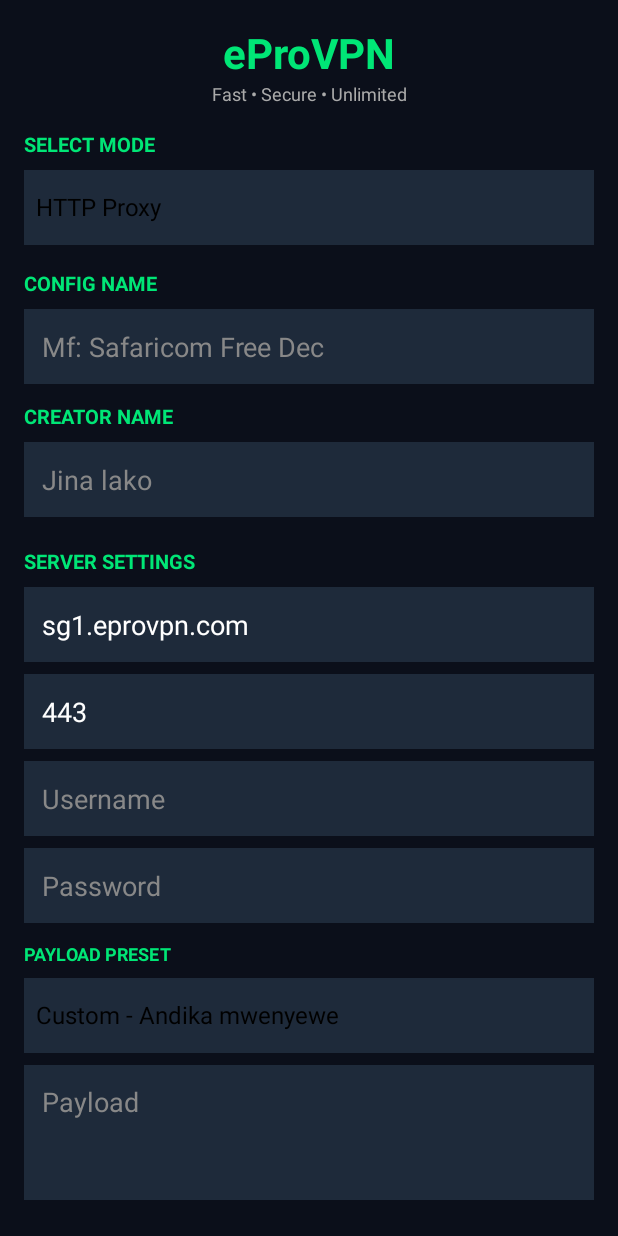
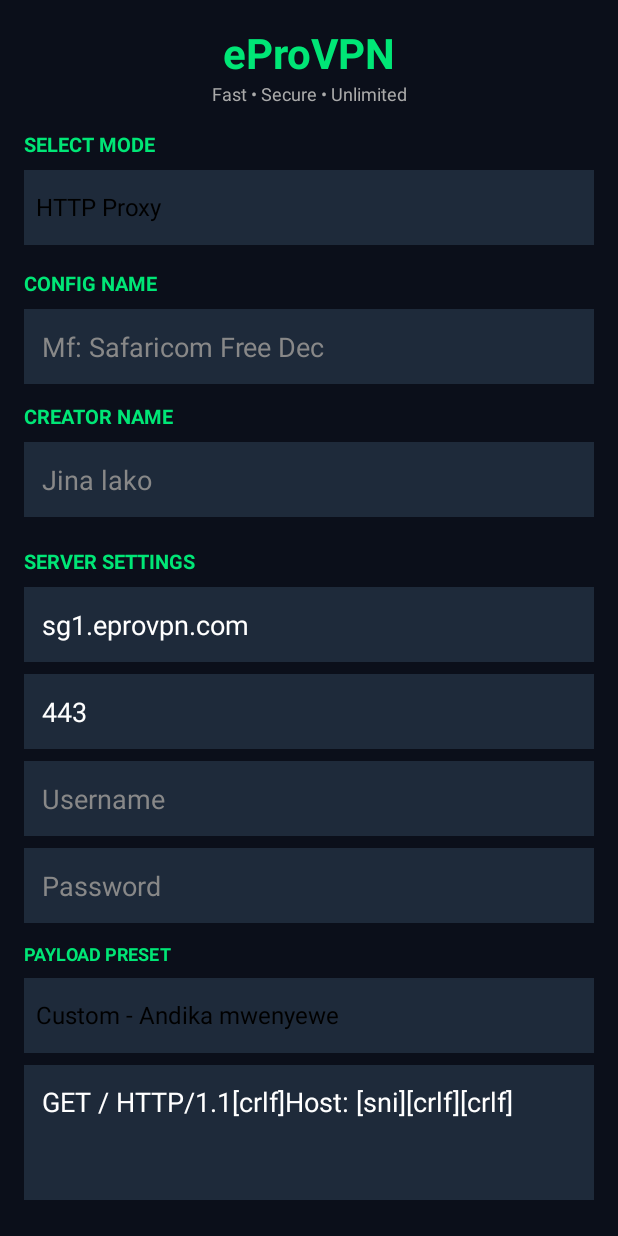
Before and after one commit to Getvinix/eProVPN, an Android app: the screen it shows after launch (MainActivity), on a phone screen of 412 x 824 dp. Run offline under Robolectric (Android 15) with nearby library versions, the phone set to English and light mode, and no system bars.

Commit message:
Update MainActivity.kt

```diff
--- a/app/src/main/java/com/epro/vpn/MainActivity.kt
+++ b/app/src/main/java/com/epro/vpn/MainActivity.kt
@@ -1,5 +1,6 @@
 package com.epro.vpn
 
+import android.content.Context
 import android.content.Intent
 import android.net.Uri
 import android.net.VpnService
@@ -9,6 +10,7 @@ import android.widget.*
 import androidx.activity.result.contract.ActivityResultContracts
 import androidx.appcompat.app.AppCompatActivity
 import androidx.core.content.ContextCompat
+import androidx.core.widget.addTextChangedListener
 import org.json.JSONObject
 
 class MainActivity : AppCompatActivity() {
@@ -48,12 +50,8 @@ class MainActivity : AppCompatActivity() {
     private val payloadValues = listOf("","GET / HTTP/1.1[crlf]Host: [sni][crlf][crlf]","GET / HTTP/1.1[crlf]Host: [sni][crlf]Connection: keep-alive[crlf][crlf]","CONNECT [host_port] HTTP/1.1[crlf]Host: [sni][crlf][crlf]","POST / HTTP/1.1[crlf]Host: [sni][crlf]Content-Length: 0[crlf][crlf]")
     private val ssMethods = listOf("aes-256-gcm","aes-128-gcm","chacha20-ietf-poly1305","aes-256-cfb","plain")
 
-    private val exportLauncher = registerForActivityResult(ActivityResultContracts.CreateDocument("application/json")) { uri ->
-        uri?.let { writeExportFile(it) }
-    }
-    private val importLauncher = registerForActivityResult(ActivityResultContracts.GetContent()) { uri ->
-        uri?.let { readImportFile(it) }
-    }
+    private val exportLauncher = registerForActivityResult(ActivityResultContracts.CreateDocument("application/json")) { uri -> uri?.let { writeExportFile(it) } }
+    private val importLauncher = registerForActivityResult(ActivityResultContracts.GetContent()) { uri -> uri?.let { readImportFile(it) } }
 
     override fun onCreate(savedInstanceState: Bundle?) {
         super.onCreate(savedInstanceState)
@@ -88,34 +86,86 @@ class MainActivity : AppCompatActivity() {
 
         spinnerMode.adapter = ArrayAdapter(this, android.R.layout.simple_spinner_dropdown_item, modes)
         spinnerMode.onItemSelectedListener = object : AdapterView.OnItemSelectedListener {
-            override fun onItemSelected(p: AdapterView<*>?, v: View?, pos: Int, id: Long) { setMode(modes[pos]) }
+            override fun onItemSelected(p: AdapterView<*>?, v: View?, pos: Int, id: Long) { setMode(modes[pos]); saveAll() }
             override fun onNothingSelected(p: AdapterView<*>?) {}
         }
-
         spinnerPayload.adapter = ArrayAdapter(this, android.R.layout.simple_spinner_dropdown_item, payloadPresets)
         spinnerPayload.onItemSelectedListener = object : AdapterView.OnItemSelectedListener {
-            override fun onItemSelected(p: AdapterView<*>?, v: View?, pos: Int, id: Long) {
-                if (pos > 0) etPayload.setText(payloadValues[pos])
-            }
+            override fun onItemSelected(p: AdapterView<*>?, v: View?, pos: Int, id: Long) { if (pos > 0) etPayload.setText(payloadValues[pos]) }
             override fun onNothingSelected(p: AdapterView<*>?) {}
         }
-
         spinnerSsMethod.adapter = ArrayAdapter(this, android.R.layout.simple_spinner_dropdown_item, ssMethods)
         spinnerSsMethod.onItemSelectedListener = object : AdapterView.OnItemSelectedListener {
             override fun onItemSelected(p: AdapterView<*>?, v: View?, pos: Int, id: Long) { etSsMethod.setText(ssMethods[pos]) }
             override fun onNothingSelected(p: AdapterView<*>?) {}
         }
 
-        findViewById<Button>(R.id.btnExport).setOnClickListener { exportConfig() }
+        findViewById<Button>(R.id.btnExport).setOnClickListener { saveAll(); exportConfig() }
         findViewById<Button>(R.id.btnImport).setOnClickListener { importLauncher.launch("*/*") }
+        btnConnect.setOnClickListener { if (!isConnected) startVpn() else stopVpn() }
 
-        btnConnect.setOnClickListener {
-            if (!isConnected) startVpn() else stopVpn()
+        // RESTORE - Rudisha details zilizohifadhiwa
+        loadAll()
+        // AUTO-SAVE - Kila ukiandika, inahifadhi
+        setupAutoSave()
+        log("eProVPN ready... Details zako zimerudishwa")
     }
 
-        setMode("HTTP Proxy")
-        log("eProVPN ready...")
+    // ===== SAVE / LOAD - Hii ndio inazuia kupotea =====
+    private fun saveAll() {
+        try {
+            val prefs = getSharedPreferences("epro_config", Context.MODE_PRIVATE)
+            prefs.edit().apply {
+                putString("name", etConfigName.text.toString())
+                putString("creator", etCreator.text.toString())
+                putString("notes", etNotes.text.toString())
+                putString("mode", selectedMode)
+                putString("server", etServer.text.toString())
+                putString("port", etPort.text.toString())
+                putString("username", etUsername.text.toString())
+                putString("password", etPassword.text.toString())
+                putString("payload", etPayload.text.toString())
+                putString("sni", etSni.text.toString())
+                putString("remoteProxy", etRemoteProxy.text.toString())
+                putString("remotePort", etRemotePort.text.toString())
+                putString("uuid", etUuid.text.toString())
+                putString("vlessLink", etVlessLink.text.toString())
+                putString("ssMethod", etSsMethod.text.toString())
+                apply()
             }
+        } catch (e: Exception) {}
+    }
+
+    private fun loadAll() {
+        try {
+            val prefs = getSharedPreferences("epro_config", Context.MODE_PRIVATE)
+            etConfigName.setText(prefs.getString("name", ""))
+            etCreator.setText(prefs.getString("creator", ""))
+            etNotes.setText(prefs.getString("notes", ""))
+            etServer.setText(prefs.getString("server", "sg1.eprovpn.com"))
+            etPort.setText(prefs.getString("port", "443"))
+            etUsername.setText(prefs.getString("username", ""))
+            etPassword.setText(prefs.getString("password", ""))
+            etPayload.setText(prefs.getString("payload", "GET / HTTP/1.1[crlf]Host: [sni][crlf][crlf]"))
+            etSni.setText(prefs.getString("sni", ""))
+            etRemoteProxy.setText(prefs.getString("remoteProxy", ""))
+            etRemotePort.setText(prefs.getString("remotePort", ""))
+            etUuid.setText(prefs.getString("uuid", ""))
+            etVlessLink.setText(prefs.getString("vlessLink", ""))
+            etSsMethod.setText(prefs.getString("ssMethod", "aes-256-gcm"))
+            val mode = prefs.getString("mode", "HTTP Proxy") ?: "HTTP Proxy"
+            val idx = modes.indexOf(mode)
+            if (idx >= 0) spinnerMode.setSelection(idx)
+            setMode(mode)
+        } catch (e: Exception) { setMode("HTTP Proxy") }
+    }
+
+    private fun setupAutoSave() {
+        val fields = listOf(etConfigName, etCreator, etNotes, etServer, etPort, etUsername, etPassword, etPayload, etSni, etRemoteProxy, etRemotePort, etUuid, etVlessLink, etSsMethod)
+        fields.forEach { it.addTextChangedListener { saveAll() } }
+    }
+
+    override fun onPause() { super.onPause(); saveAll() }
 
     private fun exportConfig() {
         val name = etConfigName.text.toString().ifEmpty { "epro-config" }
@@ -125,86 +175,49 @@ class MainActivity : AppCompatActivity() {
     private fun writeExportFile(uri: Uri) {
         try {
             val json = JSONObject()
-            json.put("app", "eProVPN")
-            json.put("version", 1)
-            json.put("name", etConfigName.text.toString())
-            json.put("creator", etCreator.text.toString())
-            json.put("notes", etNotes.text.toString())
-            json.put("mode", selectedMode)
-            json.put("server", etServer.text.toString())
-            json.put("port", etPort.text.toString())
-            json.put("username", etUsername.text.toString())
-            json.put("password", etPassword.text.toString())
-            json.put("payload", etPayload.text.toString())
-            json.put("sni", etSni.text.toString())
-            json.put("remoteProxy", etRemoteProxy.text.toString())
-            json.put("remotePort", etRemotePort.text.toString())
-            json.put("uuid", etUuid.text.toString())
-            json.put("vlessLink", etVlessLink.text.toString())
-            json.put("ssMethod", etSsMethod.text.toString())
-            json.put("createdAt", System.currentTimeMillis().toString())
+            json.put("app", "eProVPN"); json.put("version", 1)
+            json.put("name", etConfigName.text.toString()); json.put("creator", etCreator.text.toString()); json.put("notes", etNotes.text.toString())
+            json.put("mode", selectedMode); json.put("server", etServer.text.toString()); json.put("port", etPort.text.toString())
+            json.put("username", etUsername.text.toString()); json.put("password", etPassword.text.toString())
+            json.put("payload", etPayload.text.toString()); json.put("sni", etSni.text.toString())
+            json.put("remoteProxy", etRemoteProxy.text.toString()); json.put("remotePort", etRemotePort.text.toString())
+            json.put("uuid", etUuid.text.toString()); json.put("vlessLink", etVlessLink.text.toString()); json.put("ssMethod", etSsMethod.text.toString())
             contentResolver.openOutputStream(uri)?.use { it.write(json.toString(2).toByteArray()) }
             log("Exported: ${etConfigName.text}.epro")
             Toast.makeText(this, "Exported!", Toast.LENGTH_LONG).show()
-        } catch (e: Exception) {
-            log("Export failed: ${e.message}")
-        }
+        } catch (e: Exception) { log("Export failed: ${e.message}") }
     }
 
     private fun readImportFile(uri: Uri) {
         try {
             val text = contentResolver.openInputStream(uri)?.bufferedReader()?.readText() ?: return
             val json = JSONObject(text)
-            etConfigName.setText(json.optString("name"))
-            etCreator.setText(json.optString("creator"))
-            etNotes.setText(json.optString("notes"))
-            etServer.setText(json.optString("server"))
-            etPort.setText(json.optString("port"))
-            etUsername.setText(json.optString("username"))
-            etPassword.setText(json.optString("password"))
-            etPayload.setText(json.optString("payload"))
-            etSni.setText(json.optString("sni"))
-            etRemoteProxy.setText(json.optString("remoteProxy"))
-            etRemotePort.setText(json.optString("remotePort"))
-            etUuid.setText(json.optString("uuid"))
-            etVlessLink.setText(json.optString("vlessLink"))
-            etSsMethod.setText(json.optString("ssMethod"))
+            etConfigName.setText(json.optString("name")); etCreator.setText(json.optString("creator")); etNotes.setText(json.optString("notes"))
+            etServer.setText(json.optString("server")); etPort.setText(json.optString("port"))
+            etUsername.setText(json.optString("username")); etPassword.setText(json.optString("password"))
+            etPayload.setText(json.optString("payload")); etSni.setText(json.optString("sni"))
+            etRemoteProxy.setText(json.optString("remoteProxy")); etRemotePort.setText(json.optString("remotePort"))
+            etUuid.setText(json.optString("uuid")); etVlessLink.setText(json.optString("vlessLink")); etSsMethod.setText(json.optString("ssMethod"))
             val mode = json.optString("mode", "HTTP Proxy")
-            val idx = modes.indexOf(mode)
-            if (idx >= 0) spinnerMode.setSelection(idx)
-            setMode(mode)
-            val notes = json.optString("notes")
-            val creator = json.optString("creator")
-            if (notes.isNotEmpty()) {
-                android.app.AlertDialog.Builder(this)
-                    .setTitle("Config kutoka kwa: $creator")
-                    .setMessage("Notes:\n\n$notes")
-                    .setPositiveButton("OK, Nimeelewa", null)
-                    .show()
-            }
+            val idx = modes.indexOf(mode); if (idx >= 0) spinnerMode.setSelection(idx); setMode(mode)
+            saveAll()
+            val notes = json.optString("notes"); val creator = json.optString("creator")
+            if (notes.isNotEmpty()) { android.app.AlertDialog.Builder(this).setTitle("Config kutoka kwa: $creator").setMessage("Notes:\n\n$notes").setPositiveButton("OK", null).show() }
             log("Imported: ${json.optString("name")} by $creator")
-            Toast.makeText(this, "Imported!", Toast.LENGTH_SHORT).show()
-        } catch (e: Exception) {
-            log("Import failed: ${e.message}")
-            Toast.makeText(this, "File sio sahihi ya eProVPN", Toast.LENGTH_LONG).show()
-        }
+        } catch (e: Exception) { Toast.makeText(this, "File sio sahihi", Toast.LENGTH_LONG).show() }
     }
 
     private fun setMode(mode: String) {
         selectedMode = mode
-        layoutPayload.visibility = View.GONE
-        layoutRemote.visibility = View.GONE
-        layoutSni.visibility = View.GONE
-        layoutUuid.visibility = View.GONE
-        layoutVless.visibility = View.GONE
-        layoutSsMethod.visibility = View.GONE
+        layoutPayload.visibility = View.GONE; layoutRemote.visibility = View.GONE; layoutSni.visibility = View.GONE
+        layoutUuid.visibility = View.GONE; layoutVless.visibility = View.GONE; layoutSsMethod.visibility = View.GONE
         layoutUserPass.visibility = View.VISIBLE
         when (mode) {
             "HTTP Proxy" -> { layoutPayload.visibility = View.VISIBLE; layoutRemote.visibility = View.VISIBLE }
             "SSH/TLS" -> { layoutSni.visibility = View.VISIBLE }
             "SSL/TLS Proxy" -> { layoutPayload.visibility = View.VISIBLE; layoutRemote.visibility = View.VISIBLE; layoutSni.visibility = View.VISIBLE }
             "V2Ray/Xray" -> { layoutVless.visibility = View.VISIBLE; layoutUuid.visibility = View.VISIBLE; layoutSni.visibility = View.VISIBLE; layoutUserPass.visibility = View.GONE }
-            "Hysteria" -> { layoutUuid.visibility = View.VISIBLE; layoutSni.visibility = View.VISIBLE; etUuid.hint = "Auth Password" }
+            "Hysteria" -> { layoutUuid.visibility = View.VISIBLE; layoutSni.visibility = View.VISIBLE }
             "Psiphon" -> { }
             "Shadowsocks" -> { layoutSsMethod.visibility = View.VISIBLE; layoutUserPass.visibility = View.GONE }
         }
@@ -212,46 +225,51 @@ class MainActivity : AppCompatActivity() {
     }
 
     private fun log(msg: String) {
+        try {
             val time = java.text.SimpleDateFormat("HH:mm:ss", java.util.Locale.getDefault()).format(java.util.Date())
             tvLog.append("\n[$time] $msg")
+        } catch (e: Exception) {}
     }
 
     private fun startVpn() {
+        // VALIDATION - Zuia crash kama server tupu
+        val host = etServer.text.toString().trim()
+        if (host.isEmpty()) { Toast.makeText(this, "Weka Server Host kwanza!", Toast.LENGTH_SHORT).show(); return }
+        val port = etPort.text.toString().toIntOrNull()
+        if (port == null || port <= 0 || port > 65535) { Toast.makeText(this, "Port sio sahihi! Weka 443", Toast.LENGTH_SHORT).show(); return }
+        saveAll()
+        try {
             val intent = VpnService.prepare(this)
             if (intent != null) startActivityForResult(intent, 100) else onActivityResult(100, RESULT_OK, null)
+        } catch (e: Exception) {
+            log("VPN prepare failed: ${e.message}")
+            Toast.makeText(this, "VPN Error: ${e.message}", Toast.LENGTH_LONG).show()
+        }
     }
 
     private fun stopVpn() {
-        val i = Intent(this, EproVpnService::class.java)
-        i.action = "DISCONNECT"
+        try {
+            val i = Intent(this, EproVpnService::class.java); i.action = "DISCONNECT"
             ContextCompat.startForegroundService(this, i)
-        isConnected = false
-        btnConnect.text = "CONNECT"
-        log("Disconnected")
+        } catch (e: Exception) {}
+        isConnected = false; btnConnect.text = "CONNECT"; log("Disconnected")
     }
 
     override fun onActivityResult(requestCode: Int, resultCode: Int, data: Intent?) {
         super.onActivityResult(requestCode, resultCode, data)
         if (requestCode == 100 && resultCode == RESULT_OK) {
+            try {
                 val i = Intent(this, EproVpnService::class.java)
-            i.putExtra("host", etServer.text.toString())
-            i.putExtra("port", etPort.text.toString())
-            i.putExtra("username", etUsername.text.toString())
-            i.putExtra("password", etPassword.text.toString())
-            i.putExtra("payload", etPayload.text.toString())
-            i.putExtra("sni", etSni.text.toString())
-            i.putExtra("mode", selectedMode)
-            i.putExtra("uuid", etUuid.text.toString())
-            i.putExtra("vless", etVlessLink.text.toString())
-            i.putExtra("ssMethod", etSsMethod.text.toString())
-            i.putExtra("remoteProxy", etRemoteProxy.text.toString())
-            i.putExtra("remotePort", etRemotePort.text.toString())
+                i.putExtra("host", etServer.text.toString()); i.putExtra("port", etPort.text.toString())
+                i.putExtra("username", etUsername.text.toString()); i.putExtra("password", etPassword.text.toString())
+                i.putExtra("payload", etPayload.text.toString()); i.putExtra("sni", etSni.text.toString())
+                i.putExtra("mode", selectedMode); i.putExtra("uuid", etUuid.text.toString())
+                i.putExtra("vless", etVlessLink.text.toString()); i.putExtra("ssMethod", etSsMethod.text.toString())
+                i.putExtra("remoteProxy", etRemoteProxy.text.toString()); i.putExtra("remotePort", etRemotePort.text.toString())
                 ContextCompat.startForegroundService(this, i)
-            isConnected = true
-            btnConnect.text = "DISCONNECT"
-            log("Connecting [$selectedMode] to ${etServer.text}...")
-        } else if (requestCode == 100) {
-            log("VPN permission denied")
+                isConnected = true; btnConnect.text = "DISCONNECT"
+                log("Connecting [${selectedMode}] to ${etServer.text}...")
+            } catch (e: Exception) { log("Start failed: ${e.message}"); Toast.makeText(this, "Failed: ${e.message}", Toast.LENGTH_LONG).show() }
+        } else if (requestCode == 100) { log("VPN permission denied"); Toast.makeText(this, "Kubali VPN Permission", Toast.LENGTH_SHORT).show() }
     }
 }
-}
```
Lines whose indentation alone changed are shown as unchanged.
